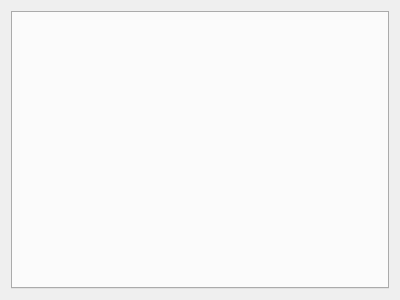
Old version of the form src/client/widgetchatwindow.ui in the repository wayt/Skypy.
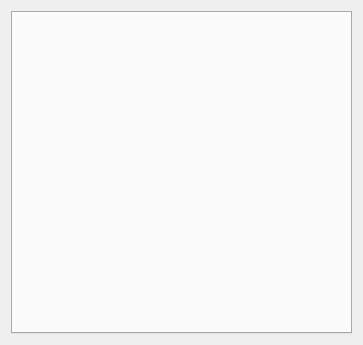
New version of the form.

```diff
--- a/src/client/widgetchatwindow.ui
+++ b/src/client/widgetchatwindow.ui
@@ -6,8 +6,8 @@
    <rect>
     <x>0</x>
     <y>0</y>
-    <width>400</width>
-    <height>300</height>
+    <width>363</width>
+    <height>345</height>
    </rect>
   </property>
   <property name="windowTitle">
```
